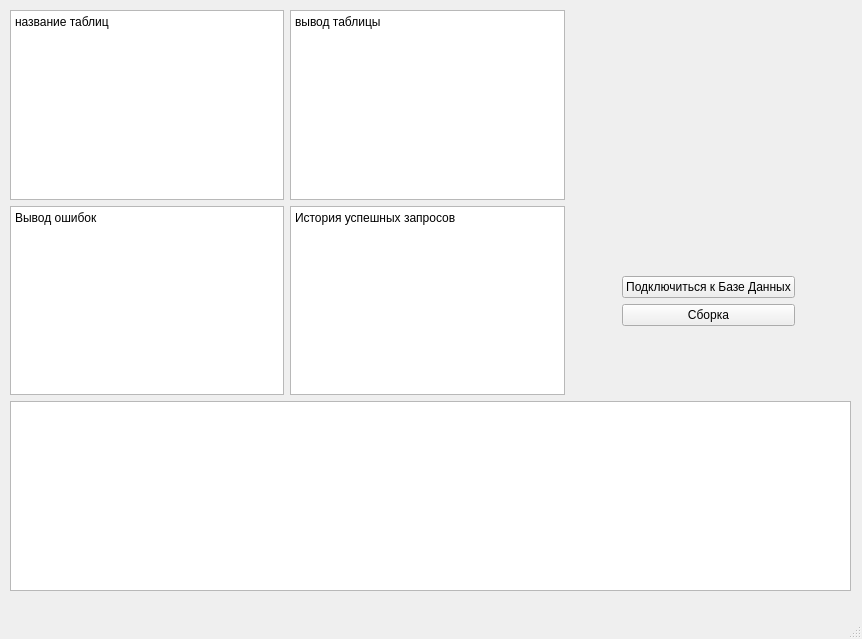
The window that lab_2/mainwindow.ui (EgorBud/db) describes before a commit, drawn with Qt 5.
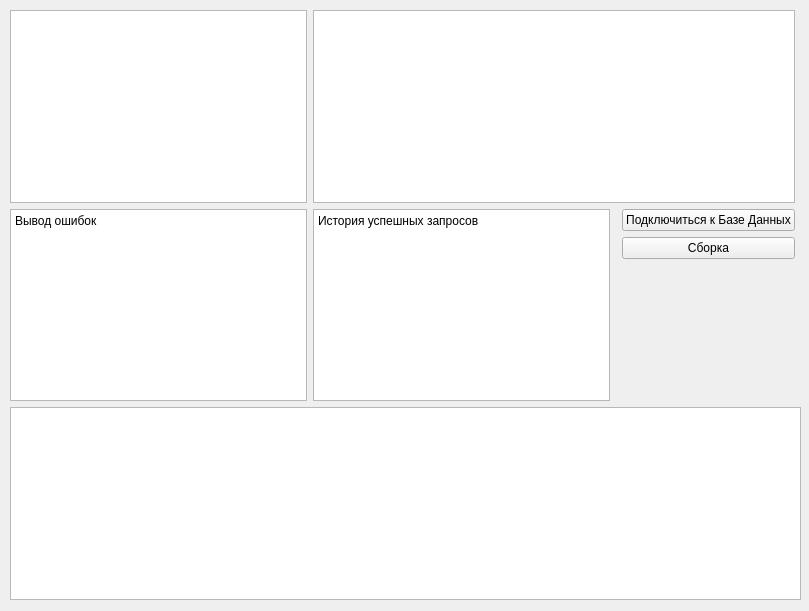
The same window after the commit.

The edit to the form file:
```diff
--- a/lab_2/mainwindow.ui
+++ b/lab_2/mainwindow.ui
@@ -6,8 +6,8 @@
    <rect>
     <x>0</x>
     <y>0</y>
-    <width>862</width>
-    <height>639</height>
+    <width>809</width>
+    <height>611</height>
    </rect>
   </property>
   <property name="windowTitle">
@@ -19,117 +19,47 @@
      <rect>
       <x>10</x>
       <y>10</y>
-      <width>841</width>
-      <height>581</height>
+      <width>791</width>
+      <height>590</height>
      </rect>
     </property>
     <layout class="QGridLayout" name="gridLayout">
-     <item row="2" column="1">
-      <widget class="QTextBrowser" name="textBrowser_2">
-       <property name="html">
-        <string>&lt;!DOCTYPE HTML PUBLIC &quot;-//W3C//DTD HTML 4.0//EN&quot; &quot;http://www.w3.org/TR/REC-html40/strict.dtd&quot;&gt;
-&lt;html&gt;&lt;head&gt;&lt;meta name=&quot;qrichtext&quot; content=&quot;1&quot; /&gt;&lt;meta charset=&quot;utf-8&quot; /&gt;&lt;style type=&quot;text/css&quot;&gt;
-p, li { white-space: pre-wrap; }
-&lt;/style&gt;&lt;/head&gt;&lt;body style=&quot; font-family:'Segoe UI'; font-size:9pt; font-weight:400; font-style:normal;&quot;&gt;
-&lt;p style=&quot; margin-top:0px; margin-bottom:0px; margin-left:0px; margin-right:0px; -qt-block-indent:0; text-indent:0px;&quot;&gt;вывод таблицы&lt;/p&gt;&lt;/body&gt;&lt;/html&gt;</string>
-       </property>
-      </widget>
+     <item row="16" column="0" colspan="5">
+      <widget class="QTextEdit" name="input_field"/>
      </item>
-     <item row="2" column="0">
-      <widget class="QTextBrowser" name="textBrowser">
-       <property name="html">
-        <string>&lt;!DOCTYPE HTML PUBLIC &quot;-//W3C//DTD HTML 4.0//EN&quot; &quot;http://www.w3.org/TR/REC-html40/strict.dtd&quot;&gt;
-&lt;html&gt;&lt;head&gt;&lt;meta name=&quot;qrichtext&quot; content=&quot;1&quot; /&gt;&lt;meta charset=&quot;utf-8&quot; /&gt;&lt;style type=&quot;text/css&quot;&gt;
-p, li { white-space: pre-wrap; }
-&lt;/style&gt;&lt;/head&gt;&lt;body style=&quot; font-family:'Segoe UI'; font-size:9pt; font-weight:400; font-style:normal;&quot;&gt;
-&lt;p style=&quot; margin-top:0px; margin-bottom:0px; margin-left:0px; margin-right:0px; -qt-block-indent:0; text-indent:0px;&quot;&gt;название таблиц&lt;/p&gt;&lt;/body&gt;&lt;/html&gt;</string>
-       </property>
-      </widget>
-     </item>
-     <item row="14" column="0" colspan="4">
-      <widget class="QTextEdit" name="textEdit"/>
-     </item>
-     <item row="3" column="2">
+     <item row="3" column="3">
       <layout class="QGridLayout" name="gridLayout_2">
-       <item row="0" column="2">
-        <spacer name="verticalSpacer_3">
-         <property name="orientation">
-          <enum>Qt::Vertical</enum>
-         </property>
-         <property name="sizeHint" stdset="0">
-          <size>
-           <width>20</width>
-           <height>40</height>
-          </size>
-         </property>
-        </spacer>
-       </item>
-       <item row="3" column="2">
-        <spacer name="verticalSpacer_2">
-         <property name="orientation">
-          <enum>Qt::Vertical</enum>
-         </property>
-         <property name="sizeHint" stdset="0">
-          <size>
-           <width>20</width>
-           <height>40</height>
-          </size>
-         </property>
-        </spacer>
-       </item>
-       <item row="1" column="2">
+       <item row="0" column="0">
         <widget class="QPushButton" name="input_db">
          <property name="text">
           <string>Подключиться к Базе Данных</string>
          </property>
         </widget>
        </item>
-       <item row="2" column="2">
-        <widget class="QPushButton" name="pushButton">
-         <property name="text">
-          <string>Сборка</string>
-         </property>
-        </widget>
-       </item>
-       <item row="2" column="3">
-        <spacer name="horizontalSpacer">
-         <property name="orientation">
-          <enum>Qt::Horizontal</enum>
-         </property>
-         <property name="sizeHint" stdset="0">
-          <size>
-           <width>10</width>
-           <height>20</height>
-          </size>
-         </property>
-        </spacer>
-       </item>
        <item row="2" column="0">
         <spacer name="horizontalSpacer_2">
          <property name="orientation">
-          <enum>Qt::Horizontal</enum>
+          <enum>Qt::Vertical</enum>
          </property>
          <property name="sizeHint" stdset="0">
           <size>
-           <width>10</width>
-           <height>20</height>
+           <width>20</width>
+           <height>40</height>
           </size>
          </property>
         </spacer>
        </item>
+       <item row="1" column="0">
+        <widget class="QPushButton" name="build">
+         <property name="text">
+          <string>Сборка</string>
+         </property>
+        </widget>
+       </item>
       </layout>
      </item>
-     <item row="3" column="1">
-      <widget class="QTextBrowser" name="textBrowser_3">
-       <property name="html">
-        <string>&lt;!DOCTYPE HTML PUBLIC &quot;-//W3C//DTD HTML 4.0//EN&quot; &quot;http://www.w3.org/TR/REC-html40/strict.dtd&quot;&gt;
-&lt;html&gt;&lt;head&gt;&lt;meta name=&quot;qrichtext&quot; content=&quot;1&quot; /&gt;&lt;meta charset=&quot;utf-8&quot; /&gt;&lt;style type=&quot;text/css&quot;&gt;
-p, li { white-space: pre-wrap; }
-&lt;/style&gt;&lt;/head&gt;&lt;body style=&quot; font-family:'Segoe UI'; font-size:9pt; font-weight:400; font-style:normal;&quot;&gt;
-&lt;p style=&quot; margin-top:0px; margin-bottom:0px; margin-left:0px; margin-right:0px; -qt-block-indent:0; text-indent:0px;&quot;&gt;История успешных запросов&lt;/p&gt;
-&lt;p style=&quot;-qt-paragraph-type:empty; margin-top:0px; margin-bottom:0px; margin-left:0px; margin-right:0px; -qt-block-indent:0; text-indent:0px;&quot;&gt;&lt;br /&gt;&lt;/p&gt;&lt;/body&gt;&lt;/html&gt;</string>
-       </property>
-      </widget>
+     <item row="2" column="0">
+      <widget class="QTableView" name="show_table_list"/>
      </item>
      <item row="3" column="0">
       <widget class="QTextBrowser" name="textBrowser_4">
@@ -137,25 +67,30 @@
         <string>&lt;!DOCTYPE HTML PUBLIC &quot;-//W3C//DTD HTML 4.0//EN&quot; &quot;http://www.w3.org/TR/REC-html40/strict.dtd&quot;&gt;
 &lt;html&gt;&lt;head&gt;&lt;meta name=&quot;qrichtext&quot; content=&quot;1&quot; /&gt;&lt;meta charset=&quot;utf-8&quot; /&gt;&lt;style type=&quot;text/css&quot;&gt;
 p, li { white-space: pre-wrap; }
+hr { height: 1px; border-width: 0; }
 &lt;/style&gt;&lt;/head&gt;&lt;body style=&quot; font-family:'Segoe UI'; font-size:9pt; font-weight:400; font-style:normal;&quot;&gt;
 &lt;p style=&quot; margin-top:0px; margin-bottom:0px; margin-left:0px; margin-right:0px; -qt-block-indent:0; text-indent:0px;&quot;&gt;Вывод ошибок&lt;/p&gt;&lt;/body&gt;&lt;/html&gt;</string>
        </property>
       </widget>
      </item>
+     <item row="3" column="1">
+      <widget class="QTextBrowser" name="show_logs">
+       <property name="html">
+        <string>&lt;!DOCTYPE HTML PUBLIC &quot;-//W3C//DTD HTML 4.0//EN&quot; &quot;http://www.w3.org/TR/REC-html40/strict.dtd&quot;&gt;
+&lt;html&gt;&lt;head&gt;&lt;meta name=&quot;qrichtext&quot; content=&quot;1&quot; /&gt;&lt;meta charset=&quot;utf-8&quot; /&gt;&lt;style type=&quot;text/css&quot;&gt;
+p, li { white-space: pre-wrap; }
+hr { height: 1px; border-width: 0; }
+&lt;/style&gt;&lt;/head&gt;&lt;body style=&quot; font-family:'Segoe UI'; font-size:9pt; font-weight:400; font-style:normal;&quot;&gt;
+&lt;p style=&quot; margin-top:0px; margin-bottom:0px; margin-left:0px; margin-right:0px; -qt-block-indent:0; text-indent:0px;&quot;&gt;История успешных запросов&lt;/p&gt;&lt;/body&gt;&lt;/html&gt;</string>
+       </property>
+      </widget>
+     </item>
+     <item row="2" column="1" colspan="3">
+      <widget class="QTableView" name="show_table"/>
+     </item>
     </layout>
    </widget>
   </widget>
-  <widget class="QMenuBar" name="menubar">
-   <property name="geometry">
-    <rect>
-     <x>0</x>
-     <y>0</y>
-     <width>862</width>
-     <height>22</height>
-    </rect>
-   </property>
-  </widget>
-  <widget class="QStatusBar" name="statusbar"/>
  </widget>
  <resources/>
  <connections/>
```
Left out of the diff: 4 changed lines with no effect on the pictures.
